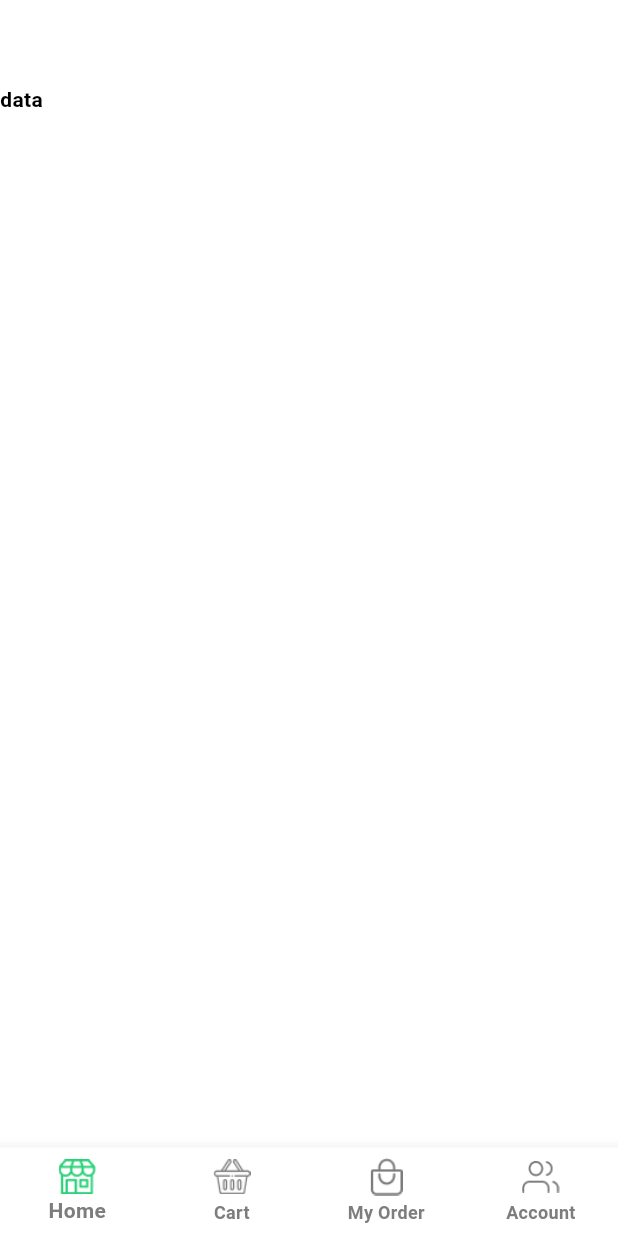
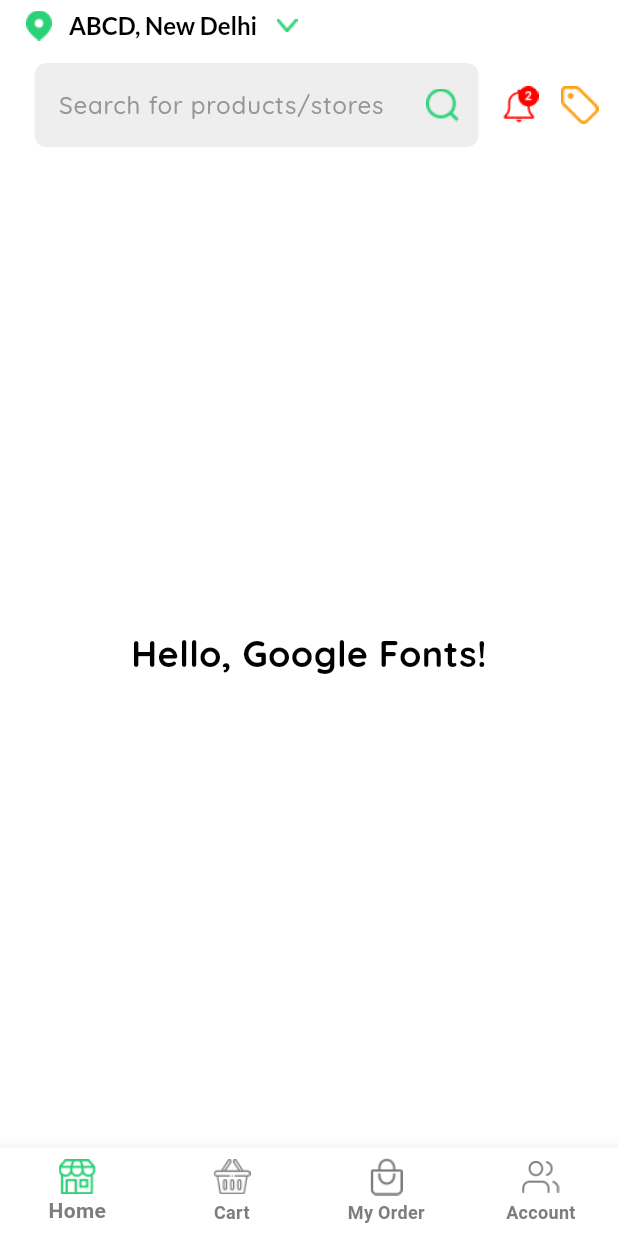
Before and after one commit to safwanpulisseri/notification-app, a Flutter app: the screen it shows after launch, on a phone screen of 412 x 824 dp. Run offline on Flutter 3.47's test engine with Material 3 defaults, Android fonts, the phone set to English and light mode, and no system bars; our stand-ins replace google_fonts.

Commit message:
Completed Bottom Navigation Bar Icons and AppBar on Home Page - Finalized icon design and functionality for bottom navigation bar. - Updated app bar on Home Page to align with UI/UX design standards. - Improved icon consistency and layout across all navigation tabs. - Enhanced visual appeal of Home Page app bar with refined styling and alignment.

```diff
--- a/lib/core/theme/color/app_colors.dart
+++ b/lib/core/theme/color/app_colors.dart
@@ -3,10 +3,16 @@ import 'package:flutter/material.dart';
 final class AppColor {
   AppColor._();
   static const Color background = Colors.white;
-  static const Color primary = Color(0xFF6759FF);
+  static const Color primary = Color(0xFF29D177);
   static const Color secondary = Colors.black;
   static const Color transparent = Colors.transparent;
   static const Color toneOne = Color(0xFF7D7D7D);
+  static const Color toneTwo = Color(0xFF969696);
+  static const Color toneThree = Color(0xFFEEEEEE);
+
+
+
+
 
 
 }
--- a/lib/core/util/png_asset.dart
+++ b/lib/core/util/png_asset.dart
@@ -2,8 +2,18 @@ final class AppPngPath {
   AppPngPath._();
 
   static const accountIcon = "assets/png/account_icon.png";
+  static const accountFilledIcon = "assets/png/account_filled_icon.png";
   static const cartIcon = "assets/png/cart_icon.png";
+  static const cartFilledIcon = "assets/png/cart_filled_icon.png";
+  static const homeIcon = "assets/png/home_icon.png";
   static const homeFilledIcon = "assets/png/home_filled_icon.png";
   static const orderIcon = "assets/png/order_icon.png";
+  static const orderFilledIcon = "assets/png/order_filled_icon.png";
+  static const locationIcon = "assets/png/location_icon.png";
+  static const backButton = "assets/png/app_bar_back_button.png";
+  static const notification = "assets/png/notification.png";
+  static const serachTextformfield = "assets/png/serach_textformfield.png";
+  static const tagBar = "assets/png/tag_bar.png";
+
 
 }
--- a/lib/view/cart/cart_page.dart
+++ b/lib/view/cart/cart_page.dart
@@ -8,7 +8,7 @@ class CartPage extends StatelessWidget {
 
     return Scaffold(
       appBar: AppBar(),
-      body: Container(child: Center(child: Text('Cart'),),),
+      body: const Center(child: Text('Cart'),),
     );
   }
 }
--- a/lib/view/home/home_page.dart
+++ /dev/null
@@ -1,16 +0,0 @@
-import 'package:flutter/material.dart';
-
-
-class HomePage extends StatelessWidget {
-  const HomePage({super.key});
-
-  @override
-  Widget build(BuildContext context) {
-    return Scaffold(
-    appBar: AppBar(
-
-    ),
-      body: Container(child: Text('data'),),
-    );
-  }
-}
--- /dev/null
+++ b/lib/view/home/view/home_page.dart
@@ -0,0 +1,87 @@
+import 'package:flutter/material.dart';
+import 'package:google_fonts/google_fonts.dart';
+import 'package:notification_app/core/theme/color/app_colors.dart';
+import '../../../core/const/height_width.dart';
+import '../../../core/util/png_asset.dart';
+
+class HomePage extends StatelessWidget {
+  const HomePage({super.key});
+
+  @override
+  Widget build(BuildContext context) {
+    return Scaffold(
+    appBar: AppBar(
+       title: Row(
+         children: [
+          Image.asset(AppPngPath.locationIcon,height: 20,width: 20,),
+          kWidth10,
+           Text(
+                'ABCD, New Delhi',
+                style: GoogleFonts.lato(
+                  textStyle: const TextStyle(color: Colors.black, fontSize:16 ,fontWeight: FontWeight.w700),
+                ),
+              ),
+              kWidth10,
+               Image.asset(AppPngPath.backButton,height: 20,width: 20,),
+            ],
+         ),
+         bottom: PreferredSize(
+  preferredSize: Size.fromHeight(50),
+  child: Padding(
+    padding: const EdgeInsets.all(8.0),
+    child: Row(
+      children: [
+        Expanded(
+          child: Padding(
+            padding: const EdgeInsets.only(left: 15),
+            child: TextFormField(
+
+              decoration: InputDecoration(
+                filled: true,
+
+                fillColor: AppColor.toneThree,
+                hintText: 'Search for products/stores',
+                hintStyle: GoogleFonts.quicksand(
+                textStyle:const  TextStyle(color: AppColor.toneTwo, fontSize: 16,fontWeight: FontWeight.w500),
+              ),
+                 border: OutlineInputBorder(
+                    borderRadius: BorderRadius.circular(8),
+                    borderSide: BorderSide.none,
+
+                  ),
+                  suffixIcon: Padding(
+        padding: const EdgeInsets.all(8.0),
+        child: Image.asset(
+          AppPngPath.serachTextformfield,
+          height: 20,
+          width: 20,
+        ),
+      ),
+
+              ),
+
+            ),
+          ),
+
+        ),
+       kWidth15,
+        Image.asset(AppPngPath.notification, height: 25, width: 25),
+        kWidth15,
+        Image.asset(AppPngPath.tagBar, height: 25, width: 25),
+        kWidth5,
+      ],
+    ),
+  ),
+),
+        ),
+     body: Center(
+          child: Text(
+            'Hello, Google Fonts!',
+            style: GoogleFonts.quicksand(
+              textStyle: TextStyle(color: Colors.black, fontSize: 24,fontWeight: FontWeight.bold),
+            ),
+          ),
+     )
+    );
+  }
+}
--- a/lib/view/navigation_bar/home_navigation.dart
+++ b/lib/view/navigation_bar/home_navigation.dart
@@ -4,7 +4,7 @@ import 'package:provider/provider.dart';
 import '../../core/theme/color/app_colors.dart';
 import '../../core/util/png_asset.dart';
 import '../../view_model/navigation_controller.dart';
-import '../home/home_page.dart';
+import '../home/view/home_page.dart';
 
 class HomeNavigation extends StatelessWidget {
   const HomeNavigation({super.key});
@@ -42,7 +42,7 @@ class HomeNavigation extends StatelessWidget {
               icon: Image.asset(
                 controller.selectedIndex == 0
                     ? AppPngPath.homeFilledIcon
-                    : AppPngPath.homeFilledIcon,
+                    : AppPngPath.homeIcon,
                 width: 25,
                 height: 25,
               ),
@@ -51,7 +51,7 @@ class HomeNavigation extends StatelessWidget {
             BottomNavigationBarItem(
               icon: Image.asset(
                controller.selectedIndex == 1
-                    ? AppPngPath.cartIcon
+                    ? AppPngPath.cartFilledIcon
                     : AppPngPath.cartIcon,
                 width: 25,
                 height: 25,
@@ -61,7 +61,7 @@ class HomeNavigation extends StatelessWidget {
             BottomNavigationBarItem(
               icon: Image.asset(
                controller.selectedIndex == 2
-                    ? AppPngPath.orderIcon
+                    ? AppPngPath.orderFilledIcon
                     : AppPngPath.orderIcon,
                 width: 25,
                 height: 25,
@@ -71,7 +71,7 @@ class HomeNavigation extends StatelessWidget {
             BottomNavigationBarItem(
               icon: Image.asset(
                 controller.selectedIndex == 3
-                    ? AppPngPath.accountIcon
+                    ? AppPngPath.accountFilledIcon
                     : AppPngPath.accountIcon,
                 width: 25,
                 height: 25,
--- a/pubspec.yaml
+++ b/pubspec.yaml
@@ -36,6 +36,7 @@ dependencies:
   # Use with the CupertinoIcons class for iOS style icons.
   cupertino_icons: ^1.0.8
   provider: ^6.1.2
+  google_fonts: ^6.2.1
 
 dev_dependencies:
   flutter_test:
```
Also changed, not shown: lib/core/const/height_width.dart (added, +34 -0 lines), assets/png/account_filled_icon.png (added), assets/png/app_bar_back_button.png (added), assets/png/cart_filled_icon.png (added), assets/png/home_icon.png (added), assets/png/location_icon.png (added), assets/png/notification.png (added), assets/png/order_filled_icon.png (added), assets/png/serach_textformfield.png (added), assets/png/tag_bar.png (added), pubspec.lock, 10 other files.
